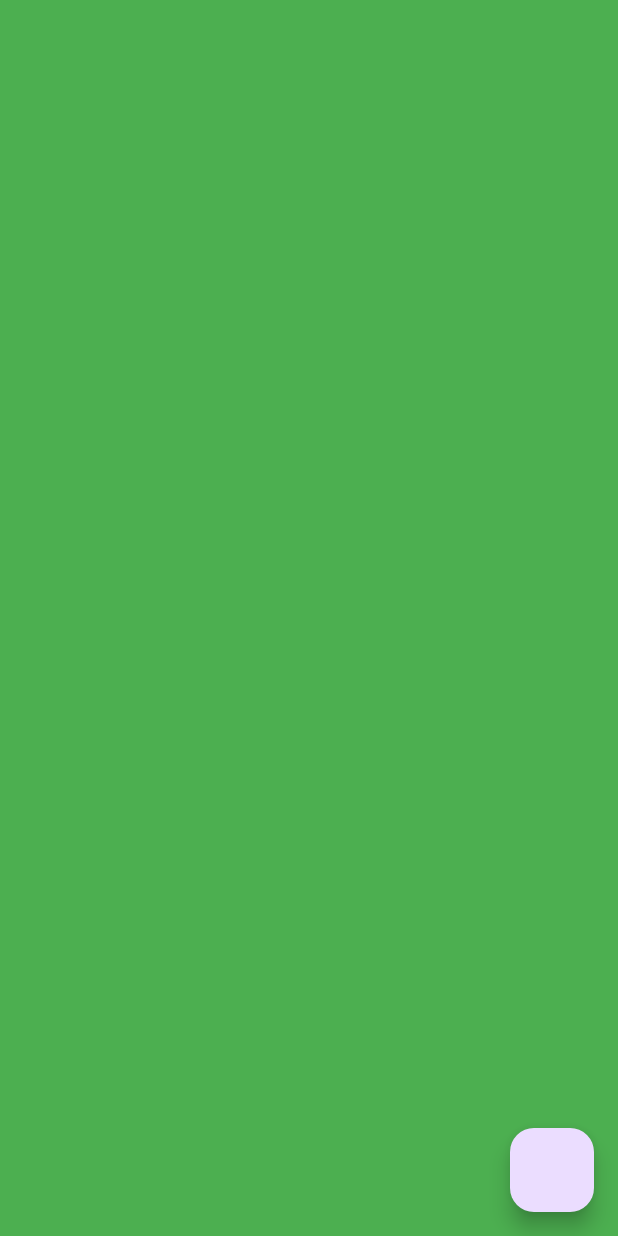
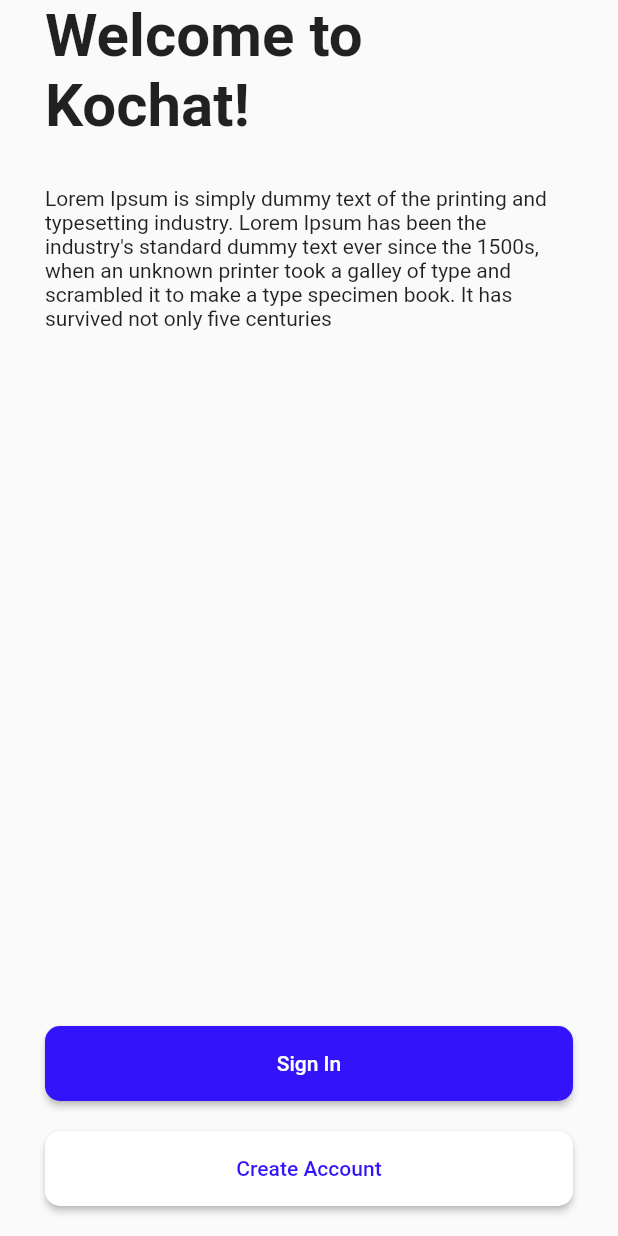
Before and after one commit to kopianan/kopichat, a Flutter app: the screen it shows after launch, on a phone screen of 412 x 824 dp. Run offline on Flutter 3.47's test engine with Material 3 defaults, Android fonts, the phone set to English and light mode, and no system bars; our stand-ins replace auto_route, bloc, dartz, firebase_auth, firebase_core, flutter_bloc and 5 more; accounts and stored records are empty.

Commit message:
signin, signup, welcome page

```diff
--- a/lib/main.dart
+++ b/lib/main.dart
@@ -10,5 +10,5 @@ Future<void> main() async {
     options: DefaultFirebaseOptions.currentPlatform,
   );
   configureDependencies();
-  runApp(const App());
+  runApp(  App());
 }
--- a/lib/presentation/app.dart
+++ b/lib/presentation/app.dart
@@ -3,17 +3,16 @@ import 'package:kopichat/presentation/pages/home/home_page.dart';
 import 'package:kopichat/presentation/router/kopi_router.dart';
 
 class App extends StatelessWidget {
-  const App({super.key});
-
+  App({super.key});
+  final router = KopiRouter();
   @override
   Widget build(BuildContext context) {
-    final router = KopiRouter();
     return MaterialApp.router(
       title: 'Flutter Demo',
       routerConfig: router.config(),
       theme: ThemeData(
         colorScheme: ColorScheme.fromSeed(seedColor: Colors.deepPurple),
-        useMaterial3: true,
+        useMaterial3: false,
       ),
     );
   }
--- /dev/null
+++ b/lib/presentation/pages/welcome/welcome_page.dart
@@ -0,0 +1,71 @@
+import 'package:auto_route/annotations.dart';
+import 'package:auto_route/auto_route.dart';
+import 'package:flutter/gestures.dart';
+import 'package:flutter/material.dart';
+import 'package:kopichat/presentation/pages/sign_up/sign_up_page.dart';
+import 'package:kopichat/presentation/router/kopi_router.dart';
+import 'package:kopichat/presentation/theme/kopi_color.dart';
+import 'package:kopichat/presentation/widgets/primary_button.dart';
+import 'package:kopichat/presentation/widgets/secondary_button.dart';
+import 'package:sign_in_button/sign_in_button.dart';
+
+@RoutePage()
+class WelcomePage extends StatefulWidget {
+  const WelcomePage({super.key});
+
+  @override
+  State<WelcomePage> createState() => _WelcomePageState();
+}
+
+class _WelcomePageState extends State<WelcomePage> {
+  @override
+  Widget build(BuildContext context) {
+    return Scaffold(
+      body: SafeArea(
+        child: Container(
+          padding: const EdgeInsets.symmetric(horizontal: 30),
+          child: Column(
+            mainAxisSize: MainAxisSize.max,
+            mainAxisAlignment: MainAxisAlignment.start,
+            crossAxisAlignment: CrossAxisAlignment.start,
+            children: [
+              const Expanded(
+                child: Column(
+                  crossAxisAlignment: CrossAxisAlignment.start,
+                  children: [
+                    Text(
+                      "Welcome to\nKochat!",
+                      style:
+                          TextStyle(fontSize: 40, fontWeight: FontWeight.bold),
+                    ),
+                    SizedBox(height: 30),
+                    Text(
+                        "Lorem Ipsum is simply dummy text of the printing and typesetting industry. Lorem Ipsum has been the industry's standard dummy text ever since the 1500s, when an unknown printer took a galley of type and scrambled it to make a type specimen book. It has survived not only five centuries")
+                  ],
+                ),
+              ),
+              Column(
+                children: [
+                  PrimaryButton(
+                    label: "Sign In",
+                    onTap: () {
+                      context.pushRoute(SignInRoute());
+                    },
+                  ),
+                  const SizedBox(height: 20),
+                  SecondaryButton(
+                    label: "Create Account",
+                    onTap: () {
+                       context.pushRoute(SignUpRoute());
+                    },
+                  ),
+                  const SizedBox(height: 20),
+                ],
+              )
+            ],
+          ),
+        ),
+      ),
+    );
+  }
+}
--- a/lib/presentation/router/kopi_router.dart
+++ b/lib/presentation/router/kopi_router.dart
@@ -2,13 +2,23 @@ import 'package:auto_route/auto_route.dart';
 import 'package:flutter/material.dart';
 import 'package:kopichat/presentation/pages/home/home_page.dart';
 import 'package:kopichat/presentation/pages/sign_in/sign_in_page.dart';
+import 'package:kopichat/presentation/pages/sign_up/sign_up_page.dart';
+import 'package:kopichat/presentation/pages/welcome/welcome_page.dart';
 part 'kopi_router.gr.dart';
 
 @AutoRouterConfig()
 class KopiRouter extends _$KopiRouter {
   @override
   List<AutoRoute> get routes => [
-        AutoRoute(page: HomeRoute.page, initial: true),
-        AutoRoute(page: SignInRoute.page),
+        AutoRoute(
+          page: HomeRoute.page,
+        ),
+        AutoRoute(
+          page: SignInRoute.page,
+        ),
+        AutoRoute(
+          page: SignUpRoute.page,
+        ),
+        AutoRoute(page: WelcomeRoute.page, initial: true),
       ];
 }
--- /dev/null
+++ b/lib/presentation/theme/kopi_color.dart
@@ -0,0 +1,5 @@
+import 'package:flutter/material.dart';
+
+class KopiColor {
+    static Color get primaryColor => const Color.fromARGB(255, 50, 19, 250);
+}
--- /dev/null
+++ b/lib/presentation/widgets/primary_button.dart
@@ -0,0 +1,36 @@
+import 'package:flutter/material.dart';
+import 'package:kopichat/presentation/theme/kopi_color.dart';
+
+class PrimaryButton extends StatelessWidget {
+  const PrimaryButton({
+    super.key,
+    this.height = 50,
+    this.width = double.infinity,
+    this.isLoading = false,
+    required this.onTap,
+    required this.label,
+  });
+  final bool isLoading;
+  final String label;
+  final Function() onTap;
+  final double height;
+  final double width;
+  @override
+  Widget build(BuildContext context) {
+    return SizedBox(
+      height: height,
+      width: width,
+      child: ElevatedButton(
+        onPressed: onTap,
+        style: ButtonStyle(
+            shape: const MaterialStatePropertyAll(RoundedRectangleBorder(
+                borderRadius: BorderRadius.all(Radius.circular(10)))),
+            foregroundColor: const MaterialStatePropertyAll(Colors.white),
+            backgroundColor: MaterialStatePropertyAll(KopiColor.primaryColor)),
+        child: isLoading
+            ? const CircularProgressIndicator(color: Colors.white)
+            : Text(label),
+      ),
+    );
+  }
+}
--- /dev/null
+++ b/lib/presentation/widgets/secondary_button.dart
@@ -0,0 +1,36 @@
+import 'package:flutter/material.dart';
+import 'package:kopichat/presentation/theme/kopi_color.dart';
+
+class SecondaryButton extends StatelessWidget {
+  const SecondaryButton({
+    super.key,
+    this.height = 50,
+    this.width = double.infinity,
+    this.isLoading = false,
+    required this.onTap,
+    required this.label,
+  });
+  final bool isLoading;
+  final String label;
+  final Function() onTap;
+  final double height;
+  final double width;
+  @override
+  Widget build(BuildContext context) {
+    return SizedBox(
+      height: height,
+      width: width,
+      child: ElevatedButton(
+        onPressed: onTap,
+        style: ButtonStyle(
+            shape: const MaterialStatePropertyAll(RoundedRectangleBorder(
+                borderRadius: BorderRadius.all(Radius.circular(10)))),
+            foregroundColor: MaterialStatePropertyAll(KopiColor.primaryColor),
+            backgroundColor: MaterialStatePropertyAll(Colors.white)),
+        child: isLoading
+            ? CircularProgressIndicator(color: KopiColor.primaryColor)
+            : Text(label),
+      ),
+    );
+  }
+}
--- a/pubspec.yaml
+++ b/pubspec.yaml
@@ -41,6 +41,7 @@ dependencies:
   get_it: ^7.6.7
   google_sign_in: ^6.2.1
   injectable: ^2.3.2
+  sign_in_button: ^3.2.0
 
 dev_dependencies:
   auto_route_generator: ^7.3.2
```
Also changed, not shown: lib/presentation/pages/sign_in/sign_in_page.dart (+129 -13 lines), lib/presentation/pages/sign_up/sign_up_page.dart (added, +205 -0 lines), lib/presentation/router/kopi_router.gr.dart, pubspec.lock.
